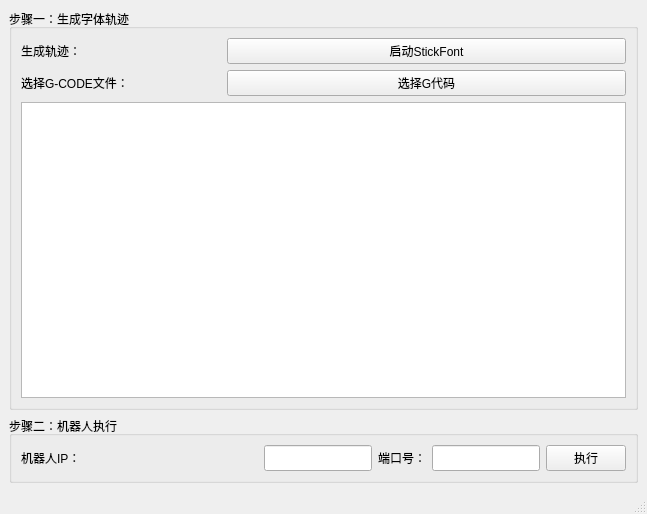
This is MainWindow.ui in thinkexist1989/iiwa_writting as Qt 5 draws it before an edit. The edited form follows.
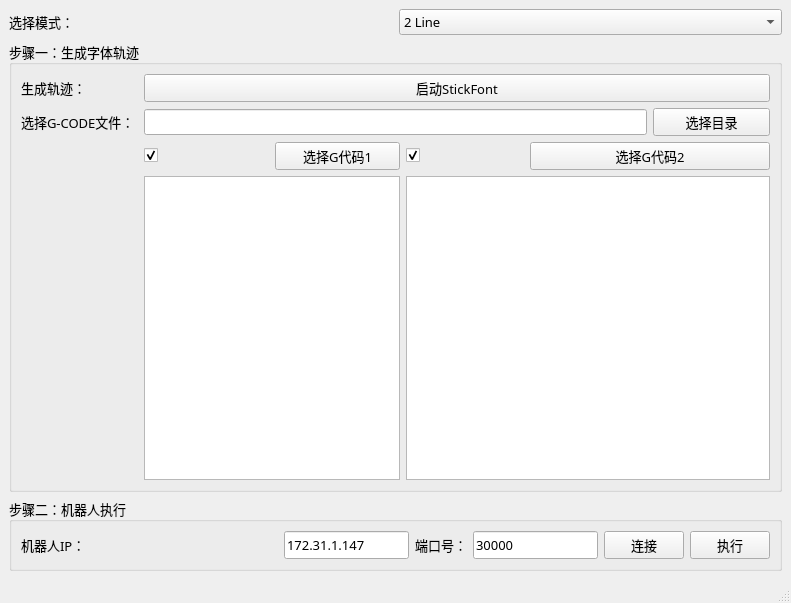
This is the edited form.

Patch:
```diff
--- a/MainWindow.ui
+++ b/MainWindow.ui
@@ -6,47 +6,58 @@
    <rect>
     <x>0</x>
     <y>0</y>
-    <width>647</width>
-    <height>514</height>
+    <width>791</width>
+    <height>603</height>
    </rect>
   </property>
+  <property name="font">
+   <font>
+    <family>微软雅黑 Light</family>
+    <pointsize>10</pointsize>
+   </font>
+  </property>
   <property name="windowTitle">
    <string>MainWindow</string>
   </property>
   <widget class="QWidget" name="centralwidget">
-   <layout class="QGridLayout" name="gridLayout_4" rowstretch="6,1" rowminimumheight="6,1">
+   <layout class="QGridLayout" name="gridLayout_5">
     <item row="0" column="0">
+     <layout class="QGridLayout" name="gridLayout_4">
+      <item row="0" column="0">
+       <widget class="QLabel" name="label_8">
+        <property name="sizePolicy">
+         <sizepolicy hsizetype="Preferred" vsizetype="Preferred">
+          <horstretch>0</horstretch>
+          <verstretch>0</verstretch>
+         </sizepolicy>
+        </property>
+        <property name="text">
+         <string>选择模式：</string>
+        </property>
+       </widget>
+      </item>
+      <item row="0" column="1">
+       <widget class="QComboBox" name="modeBox">
+        <item>
+         <property name="text">
+          <string>2 Line</string>
+         </property>
+        </item>
+        <item>
+         <property name="text">
+          <string>Name</string>
+         </property>
+        </item>
+       </widget>
+      </item>
+     </layout>
+    </item>
+    <item row="1" column="0">
      <widget class="QGroupBox" name="groupBox_1">
       <property name="title">
        <string>步骤一：生成字体轨迹</string>
       </property>
-      <layout class="QGridLayout" name="gridLayout_3" columnstretch="1,2">
-       <item row="0" column="1">
-        <widget class="QPushButton" name="stickFontBtn">
-         <property name="sizePolicy">
-          <sizepolicy hsizetype="Minimum" vsizetype="Preferred">
-           <horstretch>0</horstretch>
-           <verstretch>0</verstretch>
-          </sizepolicy>
-         </property>
-         <property name="text">
-          <string>启动StickFont</string>
-         </property>
-        </widget>
-       </item>
-       <item row="1" column="1">
-        <widget class="QPushButton" name="gcodeBtn">
-         <property name="sizePolicy">
-          <sizepolicy hsizetype="Minimum" vsizetype="Preferred">
-           <horstretch>0</horstretch>
-           <verstretch>0</verstretch>
-          </sizepolicy>
-         </property>
-         <property name="text">
-          <string>选择G代码</string>
-         </property>
-        </widget>
-       </item>
+      <layout class="QGridLayout" name="gridLayout_3">
        <item row="0" column="0">
         <widget class="QLabel" name="label_6">
          <property name="sizePolicy">
@@ -73,18 +84,109 @@
          </property>
         </widget>
        </item>
-       <item row="2" column="0" colspan="2">
-        <widget class="QPlainTextEdit" name="plainTextEdit"/>
+       <item row="1" column="1" colspan="4">
+        <widget class="QLineEdit" name="rootDir"/>
+       </item>
+       <item row="1" column="5">
+        <widget class="QPushButton" name="selectDir">
+         <property name="sizePolicy">
+          <sizepolicy hsizetype="Minimum" vsizetype="Preferred">
+           <horstretch>0</horstretch>
+           <verstretch>0</verstretch>
+          </sizepolicy>
+         </property>
+         <property name="text">
+          <string>选择目录</string>
+         </property>
+        </widget>
+       </item>
+       <item row="2" column="1">
+        <widget class="QCheckBox" name="check1">
+         <property name="text">
+          <string/>
+         </property>
+         <property name="checked">
+          <bool>true</bool>
+         </property>
+        </widget>
+       </item>
+       <item row="2" column="2">
+        <widget class="QPushButton" name="gcode1Btn">
+         <property name="sizePolicy">
+          <sizepolicy hsizetype="Minimum" vsizetype="Preferred">
+           <horstretch>0</horstretch>
+           <verstretch>0</verstretch>
+          </sizepolicy>
+         </property>
+         <property name="text">
+          <string>选择G代码1</string>
+         </property>
+        </widget>
+       </item>
+       <item row="2" column="3">
+        <widget class="QCheckBox" name="check2">
+         <property name="text">
+          <string/>
+         </property>
+         <property name="checked">
+          <bool>true</bool>
+         </property>
+        </widget>
+       </item>
+       <item row="2" column="4" colspan="2">
+        <widget class="QPushButton" name="gcode2Btn">
+         <property name="sizePolicy">
+          <sizepolicy hsizetype="Minimum" vsizetype="Preferred">
+           <horstretch>0</horstretch>
+           <verstretch>0</verstretch>
+          </sizepolicy>
+         </property>
+         <property name="text">
+          <string>选择G代码2</string>
+         </property>
+        </widget>
+       </item>
+       <item row="3" column="1" colspan="2">
+        <widget class="QPlainTextEdit" name="text1"/>
+       </item>
+       <item row="3" column="3" colspan="3">
+        <widget class="QPlainTextEdit" name="text2"/>
+       </item>
+       <item row="0" column="1" colspan="5">
+        <widget class="QPushButton" name="stickFontBtn">
+         <property name="sizePolicy">
+          <sizepolicy hsizetype="Minimum" vsizetype="Preferred">
+           <horstretch>0</horstretch>
+           <verstretch>0</verstretch>
+          </sizepolicy>
+         </property>
+         <property name="text">
+          <string>启动StickFont</string>
+         </property>
+        </widget>
        </item>
       </layout>
      </widget>
     </item>
-    <item row="1" column="0">
+    <item row="2" column="0">
      <widget class="QGroupBox" name="groupBox_2">
       <property name="title">
        <string>步骤二：机器人执行</string>
       </property>
       <layout class="QGridLayout" name="gridLayout_2">
+       <item row="0" column="2">
+        <widget class="QPushButton" name="execBtn">
+         <property name="sizePolicy">
+          <sizepolicy hsizetype="Minimum" vsizetype="Preferred">
+           <horstretch>0</horstretch>
+           <verstretch>0</verstretch>
+          </sizepolicy>
+         </property>
+         <property name="text">
+          <string>执行</string>
+         </property>
+        </widget>
+       </item>
        <item row="0" column="0">
         <layout class="QGridLayout" name="gridLayout" columnstretch="1,0,0,0">
          <item row="0" column="0">
@@ -121,6 +223,9 @@
              <verstretch>0</verstretch>
             </sizepolicy>
            </property>
+           <property name="text">
+            <string>30000</string>
+           </property>
           </widget>
          </item>
          <item row="0" column="1">
@@ -131,12 +236,15 @@
              <verstretch>0</verstretch>
             </sizepolicy>
            </property>
+           <property name="text">
+            <string>172.31.1.147</string>
+           </property>
           </widget>
          </item>
         </layout>
        </item>
        <item row="0" column="1">
-        <widget class="QPushButton" name="execBtn">
+        <widget class="QPushButton" name="connectBtn">
          <property name="sizePolicy">
           <sizepolicy hsizetype="Minimum" vsizetype="Preferred">
            <horstretch>0</horstretch>
@@ -144,7 +252,7 @@
           </sizepolicy>
          </property>
          <property name="text">
-          <string>执行</string>
+          <string>连接</string>
          </property>
         </widget>
        </item>
```
Left out of the diff: 4 changed lines with no effect on the pictures.
